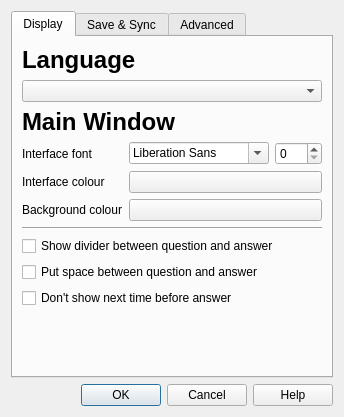
First picture: the form in designer/preferences.ui, repository ankitects/anki, before the edit.
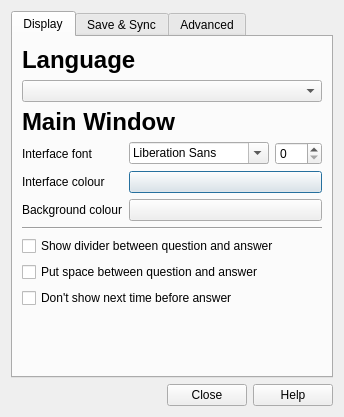
Second picture: the form after the edit.

Commit message: unify close buttons, rename deck menu to file

The edit to the form file:
```diff
--- a/designer/preferences.ui
+++ b/designer/preferences.ui
@@ -538,7 +538,7 @@
       <enum>Qt::Horizontal</enum>
      </property>
      <property name="standardButtons" >
-      <set>QDialogButtonBox::Cancel|QDialogButtonBox::Help|QDialogButtonBox::Ok</set>
+      <set>QDialogButtonBox::Close|QDialogButtonBox::Help</set>
      </property>
     </widget>
    </item>
```
Left out of the diff: 1 changed line with no effect on the pictures. The commit also changes 3 other files.
